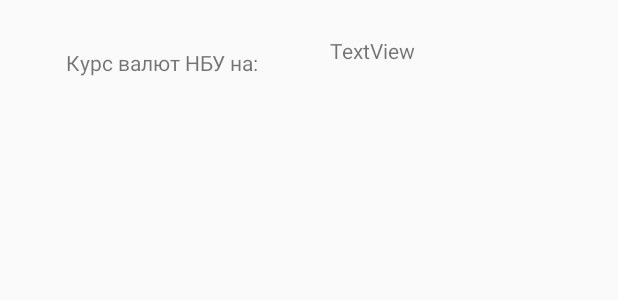
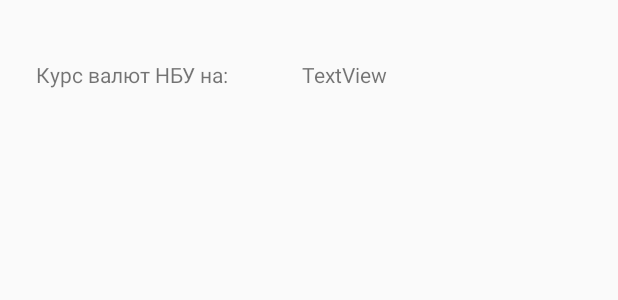
Before and after one commit to AlexTykhonov/150Retrofit, an Android app: the layout activity_main.xml on its own in the app's theme, with its tools: preview values and no code run, on a phone screen of 412 x 824 dp. Shown: the top 300 px of the screen. Run offline under Robolectric (Android 15) with nearby library versions, the phone set to English and light mode, and no system bars; network calls fail.

```diff
--- a/app/src/main/res/layout/activity_main.xml
+++ b/app/src/main/res/layout/activity_main.xml
@@ -12,20 +12,20 @@
         android:layout_width="368dp"
         android:layout_height="wrap_content"
         android:layout_marginStart="16dp"
-        android:layout_marginTop="24dp"
+        android:layout_marginTop="32dp"
         android:layout_marginEnd="8dp"
         android:baselineAligned="true"
         android:orientation="horizontal"
         app:layout_constraintEnd_toEndOf="parent"
-        app:layout_constraintHorizontal_bias="1.0"
+        app:layout_constraintHorizontal_bias="0.0"
         app:layout_constraintStart_toStartOf="parent"
         app:layout_constraintTop_toTopOf="parent">
 
 
         <TextView
             android:id="@+id/textView3"
-            android:layout_width="160dp"
-            android:layout_height="wrap_content"
+            android:layout_width="161dp"
+            android:layout_height="34dp"
             android:layout_margin="8dp"
             android:text="@string/firstscreentitle"
             tools:layout_editor_absoluteX="31dp"
@@ -35,9 +35,8 @@
         <TextView
             android:id="@+id/datatoday"
             android:layout_width="match_parent"
-            android:layout_height="match_parent"
-            android:layout_marginStart="8dp"
-            android:layout_marginEnd="16dp"
+            android:layout_height="35dp"
+            android:layout_margin="8dp"
             android:text="@string/firstscreendate"
             app:layout_constraintEnd_toEndOf="parent"
             app:layout_constraintHorizontal_bias="0.368"
--- a/app/src/main/res/values/strings.xml
+++ b/app/src/main/res/values/strings.xml
@@ -1,5 +1,5 @@
 <resources>
-    <string name="app_name">150Retrofit</string>
+    <string name="app_name">В курсі</string>
     <string name="firstscreentitle">Курс валют НБУ на:</string>
     <string name="firstscreendate">TextView</string>
 </resources>
```
Also changed, not shown: app/src/main/java/com/tae/a150retrofit/HistoryActivity.java (+12 -14 lines), app/src/main/java/com/tae/a150retrofit/MainActivity.java (+18 -9 lines), app/src/main/java/com/tae/a150retrofit/PostsAdapter.java (+7 -6 lines).
